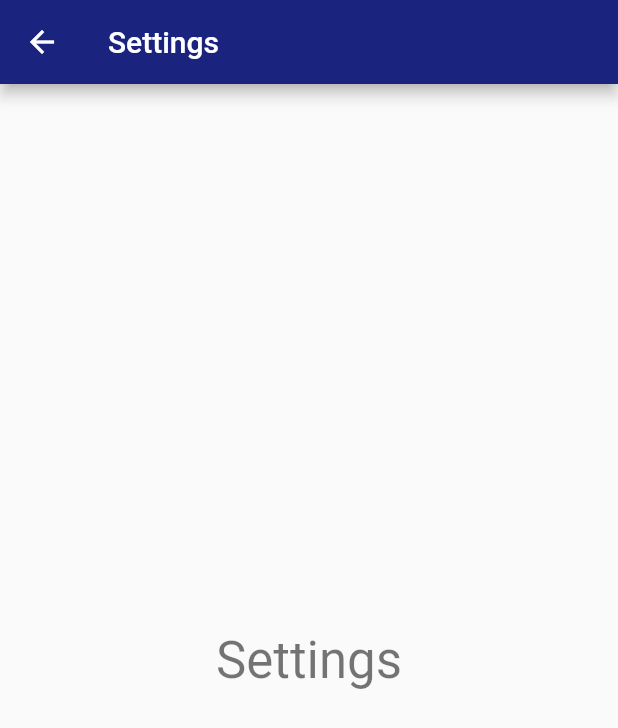
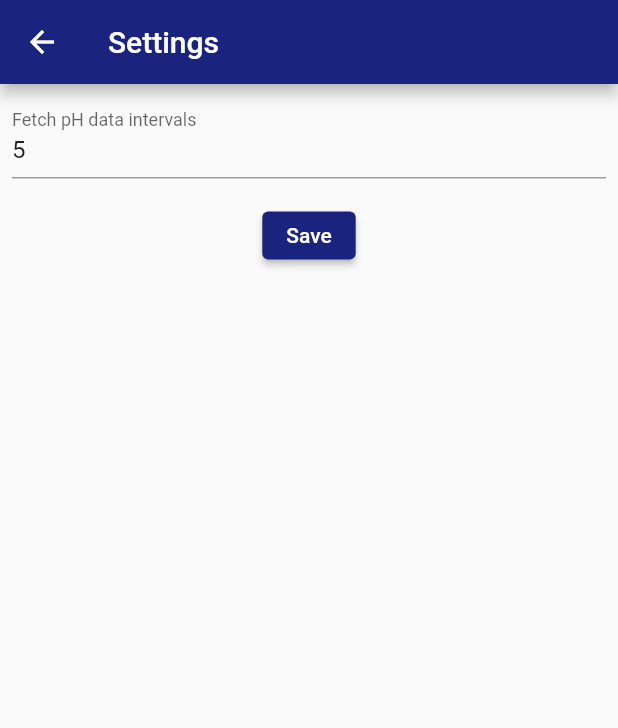
Before and after one commit to rp3595686/ultifeeder_flutter, a Flutter app: the SettingPage screen opened directly, on a phone screen of 412 x 824 dp. Shown: the top 728 px of the screen. Run offline on Flutter 3.47's test engine with Material 2 defaults, Android fonts, the phone set to English and light mode, and no system bars; our stand-ins replace firebase_core, firebase_database, flutter_riverpod, flutter_svg, syncfusion_flutter_charts; accounts and stored records are empty.

Commit message:
Add SettingsPage

```diff
--- a/lib/conpoments/setting_page.dart
+++ b/lib/conpoments/setting_page.dart
@@ -1,13 +1,58 @@
 import 'package:flutter/material.dart';
+import 'package:flutter/services.dart';
 import 'package:utifeeder_flutter/conpoments/page_scaffold.dart';
 
-class SettingPage extends StatelessWidget {
+class SettingPage extends StatefulWidget {
+  const SettingPage({super.key});
+  @override
+  State<SettingPage> createState() => _SettingPageState();
+}
+
+int phInterval_temp = 5;
+int phInterval = 5;
+
+class _SettingPageState extends State<SettingPage> {
   @override
   Widget build(BuildContext context) {
     return PageScaffold(
       title: 'Settings',
-      body: Center(
-        child: Text('Settings', style: Theme.of(context).textTheme.headline4),
+      body: SafeArea(
+        child: Column(
+          children: [
+            Padding(
+              padding: const EdgeInsets.all(8),
+              child: TextFormField(
+                initialValue: phInterval.toString(),
+                keyboardType: TextInputType.number,
+                inputFormatters: [
+                  FilteringTextInputFormatter.digitsOnly,
+                ],
+                onChanged: (value) {
+                  if (value != '') {
+                    phInterval_temp = int.parse(value);
+                  }
+                },
+                decoration: const InputDecoration(
+                  border: UnderlineInputBorder(),
+                  labelText: 'Fetch pH data intervals',
+                ),
+              ),
+            ),
+            Padding(
+              padding: const EdgeInsets.all(8),
+              child: ElevatedButton(
+                onPressed: () {
+                  setState(() {
+                    phInterval = phInterval_temp;
+                  });
+                },
+                child: Text('Save'),
+                style: ElevatedButton.styleFrom(
+                    backgroundColor: Theme.of(context).primaryColorDark),
+              ),
+            ),
+          ],
+        ),
       ),
     );
   }
```
